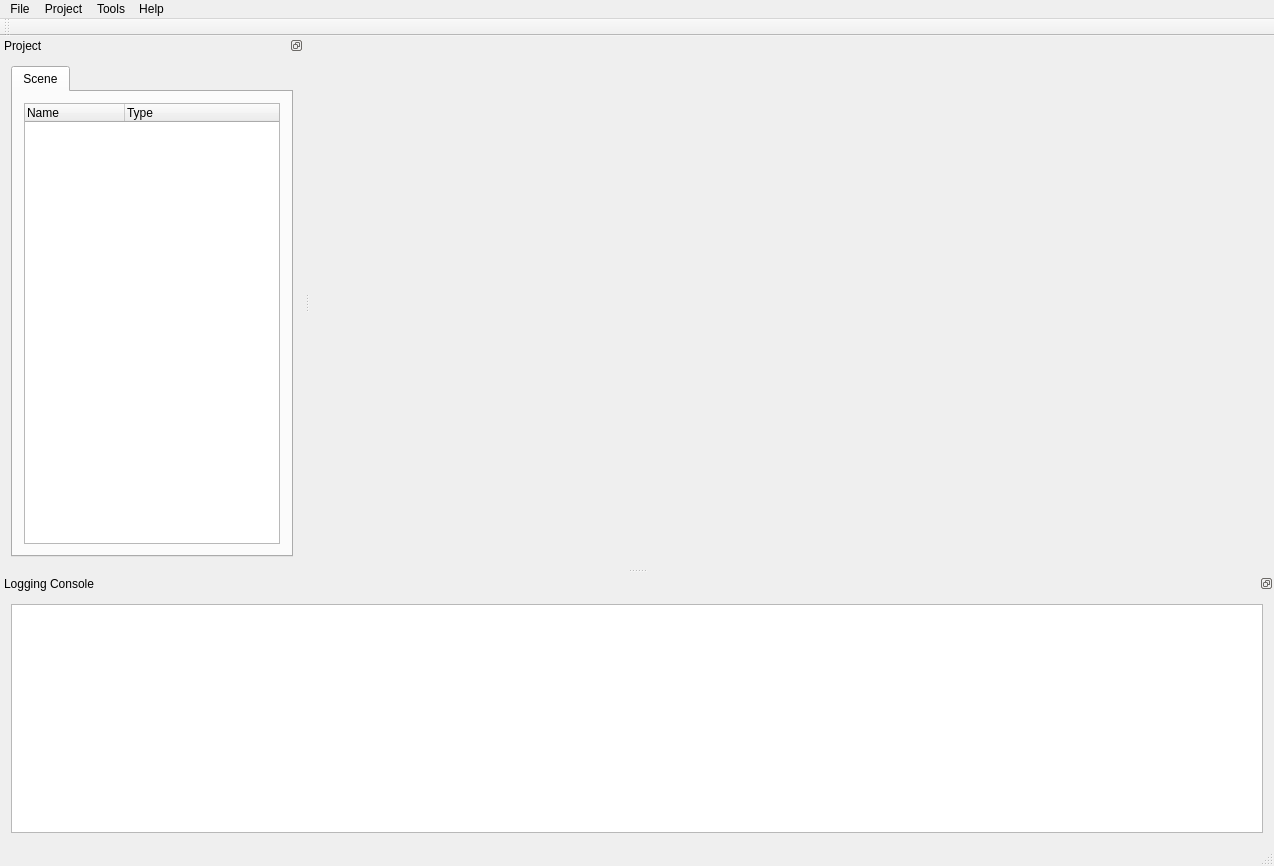
The window that src/main_window.ui (bluekyu/rpeditor) describes before a commit, drawn with Qt 5.
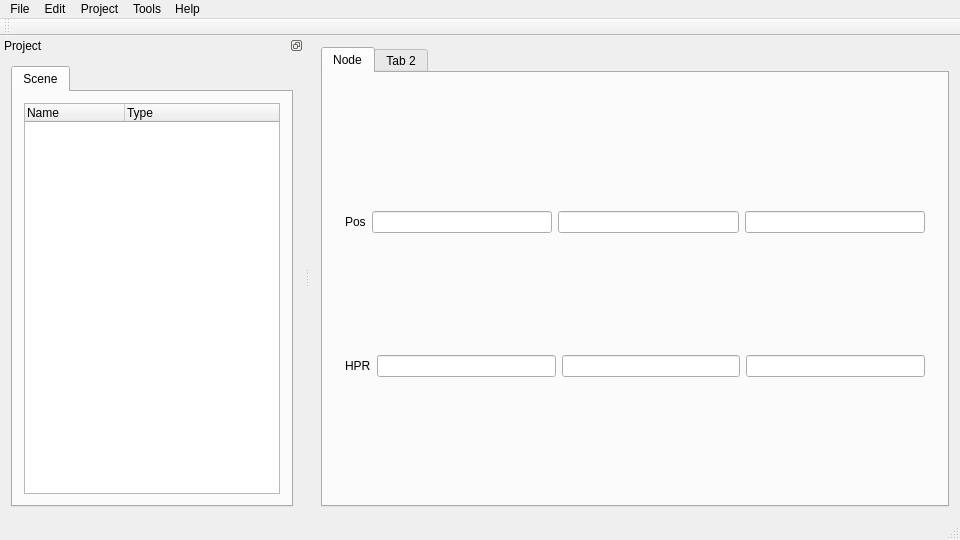
The same window after the commit. The open tabs and pages were chosen to show the change.

```diff
--- a/src/main_window.ui
+++ b/src/main_window.ui
@@ -6,8 +6,8 @@
    <rect>
     <x>0</x>
     <y>0</y>
-    <width>1274</width>
-    <height>866</height>
+    <width>960</width>
+    <height>540</height>
    </rect>
   </property>
   <property name="windowTitle">
@@ -20,14 +20,123 @@
    <property name="enabled">
     <bool>true</bool>
    </property>
-   <layout class="QHBoxLayout" name="_2"/>
+   <layout class="QHBoxLayout" name="_2">
+    <item>
+     <widget class="QTabWidget" name="main_tab_widget_">
+      <property name="currentIndex">
+       <number>1</number>
+      </property>
+      <widget class="QWidget" name="node_tab_">
+       <attribute name="title">
+        <string>Node</string>
+       </attribute>
+       <layout class="QVBoxLayout" name="node_tab_layout_">
+        <item>
+         <widget class="QWidget" name="node_pose_widget_" native="true">
+          <layout class="QVBoxLayout" name="node_pose_layout_" stretch="0,0">
+           <property name="bottomMargin">
+            <number>1</number>
+           </property>
+           <item>
+            <layout class="QHBoxLayout" name="layout_pos_" stretch="0,0,0,0">
+             <item>
+              <widget class="QLabel" name="lable_pos_">
+               <property name="text">
+                <string>Pos</string>
+               </property>
+              </widget>
+             </item>
+             <item>
+              <widget class="QLineEdit" name="edit_pos_x_"/>
+             </item>
+             <item>
+              <widget class="QLineEdit" name="edit_pos_y_"/>
+             </item>
+             <item>
+              <widget class="QLineEdit" name="edit_pos_z_"/>
+             </item>
+            </layout>
+           </item>
+           <item>
+            <layout class="QHBoxLayout" name="layout_hpr">
+             <item>
+              <widget class="QLabel" name="label_hpr">
+               <property name="text">
+                <string>HPR</string>
+               </property>
+              </widget>
+             </item>
+             <item>
+              <widget class="QLineEdit" name="edit_hpr_h_"/>
+             </item>
+             <item>
+              <widget class="QLineEdit" name="edit_hpr_p_"/>
+             </item>
+             <item>
+              <widget class="QLineEdit" name="edit_hpr_r_"/>
+             </item>
+            </layout>
+           </item>
+          </layout>
+         </widget>
+        </item>
+       </layout>
+      </widget>
+      <widget class="QWidget" name="tab_2">
+       <attribute name="title">
+        <string>Tab 2</string>
+       </attribute>
+       <layout class="QVBoxLayout" name="verticalLayout_3">
+        <item>
+         <widget class="QSplitter" name="splitter">
+          <property name="orientation">
+           <enum>Qt::Vertical</enum>
+          </property>
+          <property name="childrenCollapsible">
+           <bool>false</bool>
+          </property>
+          <widget class="QWidget" name="verticalLayoutWidget">
+           <layout class="QHBoxLayout" name="horizontalLayout_3">
+            <item>
+             <widget class="QLabel" name="label">
+              <property name="text">
+               <string>TextLabel</string>
+              </property>
+             </widget>
+            </item>
+            <item>
+             <widget class="QLineEdit" name="lineEdit"/>
+            </item>
+           </layout>
+          </widget>
+          <widget class="QWidget" name="verticalLayoutWidget_2">
+           <layout class="QHBoxLayout" name="horizontalLayout_4">
+            <item>
+             <widget class="QLabel" name="label_2">
+              <property name="text">
+               <string>TextLabel</string>
+              </property>
+             </widget>
+            </item>
+            <item>
+             <widget class="QLineEdit" name="lineEdit_2"/>
+            </item>
+           </layout>
+          </widget>
+         </widget>
+        </item>
+       </layout>
+      </widget>
+     </widget>
+    </item>
+   </layout>
   </widget>
   <widget class="QMenuBar" name="menu_bar_">
    <property name="geometry">
     <rect>
      <x>0</x>
      <y>0</y>
-     <width>1274</width>
+     <width>960</width>
      <height>21</height>
     </rect>
    </property>
@@ -65,7 +174,14 @@
     </property>
     <addaction name="action_run_renderer"/>
    </widget>
+   <widget class="QMenu" name="menuEdit">
+    <property name="title">
+     <string>Edit</string>
+    </property>
+    <addaction name="action_refresh_scenegraph_"/>
+   </widget>
    <addaction name="menu_file_"/>
+   <addaction name="menuEdit"/>
    <addaction name="menu_project"/>
    <addaction name="menuTools"/>
    <addaction name="menu_help_"/>
@@ -137,37 +253,6 @@
     </layout>
    </widget>
   </widget>
-  <widget class="QDockWidget" name="dock_widget_logging">
-   <property name="minimumSize">
-    <size>
-     <width>480</width>
-     <height>270</height>
-    </size>
-   </property>
-   <property name="features">
-    <set>QDockWidget::DockWidgetFloatable|QDockWidget::DockWidgetMovable</set>
-   </property>
-   <property name="allowedAreas">
-    <set>Qt::BottomDockWidgetArea|Qt::TopDockWidgetArea</set>
-   </property>
-   <property name="windowTitle">
-    <string>Logging Console</string>
-   </property>
-   <attribute name="dockWidgetArea">
-    <number>8</number>
-   </attribute>
-   <widget class="QWidget" name="dockWidgetContents_2">
-    <layout class="QHBoxLayout" name="horizontalLayout_2">
-     <item>
-      <widget class="QPlainTextEdit" name="logging_console">
-       <property name="readOnly">
-        <bool>true</bool>
-       </property>
-      </widget>
-     </item>
-    </layout>
-   </widget>
-  </widget>
   <action name="action_exit">
    <property name="text">
     <string>Exit</string>
```
Left out of the diff: 14 changed lines with no effect on the pictures.
